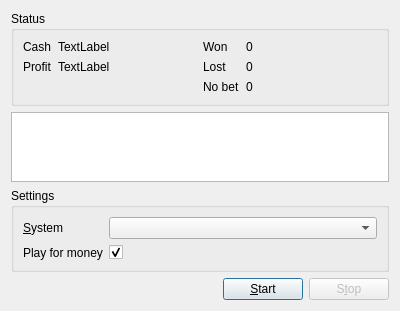
martin-kudlicka/roulette-bot, file source/casinodialog.ui: the form before one commit.
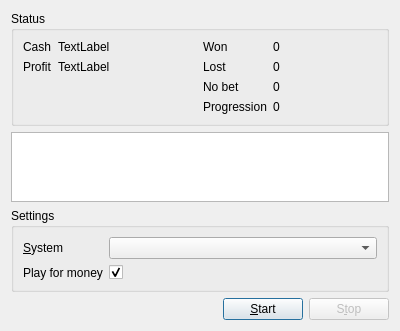
The form after the commit.

Commit message: * more accurate statistics with progressions

Diff of the .ui file:
```diff
--- a/source/casinodialog.ui
+++ b/source/casinodialog.ui
@@ -96,6 +96,20 @@
           </property>
          </widget>
         </item>
+        <item row="3" column="0">
+         <widget class="QLabel" name="label_8">
+          <property name="text">
+           <string>Progression</string>
+          </property>
+         </widget>
+        </item>
+        <item row="3" column="1">
+         <widget class="QLabel" name="qlProgression">
+          <property name="text">
+           <string>0</string>
+          </property>
+         </widget>
+        </item>
        </layout>
       </item>
      </layout>
```
The commit also changes 4 other files.
